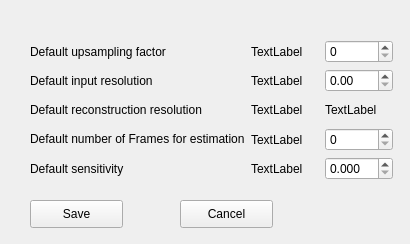
Before: the Qt Designer form gui/optionwidget.ui in ukoethe/simple-STORM, drawn with Qt 5.
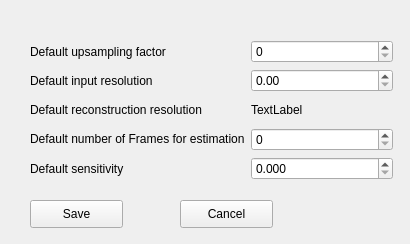
After: the same form once the commit is applied.

Commit message: removed empty textboxes in optionwidget

```diff
--- a/gui/optionwidget.ui
+++ b/gui/optionwidget.ui
@@ -29,14 +29,48 @@
     </rect>
    </property>
    <layout class="QGridLayout" name="gridLayout">
-    <item row="3" column="2">
+    <item row="0" column="0">
+     <widget class="QLabel" name="label">
+      <property name="sizePolicy">
+       <sizepolicy hsizetype="Minimum" vsizetype="Minimum">
+        <horstretch>0</horstretch>
+        <verstretch>0</verstretch>
+       </sizepolicy>
+      </property>
+      <property name="text">
+       <string>Default upsampling factor</string>
+      </property>
+     </widget>
+    </item>
+    <item row="4" column="0">
+     <widget class="QLabel" name="label_5">
+      <property name="text">
+       <string>Default sensitivity</string>
+      </property>
+     </widget>
+    </item>
+    <item row="4" column="1">
+     <widget class="QDoubleSpinBox" name="spn_default_sensitivity">
+      <property name="decimals">
+       <number>3</number>
+      </property>
+     </widget>
+    </item>
+    <item row="2" column="1">
+     <widget class="QLabel" name="lbl_default_reconstruction_resolution">
+      <property name="text">
+       <string>TextLabel</string>
+      </property>
+     </widget>
+    </item>
+    <item row="3" column="1">
      <widget class="QSpinBox" name="spn_default_skellam">
       <property name="maximum">
        <number>999</number>
       </property>
      </widget>
     </item>
-    <item row="1" column="2">
+    <item row="1" column="1">
      <widget class="QDoubleSpinBox" name="spn_default_input_resolution">
       <property name="sizePolicy">
        <sizepolicy hsizetype="Minimum" vsizetype="Fixed">
@@ -82,85 +116,16 @@
       </property>
      </widget>
     </item>
-    <item row="0" column="2">
-     <widget class="QSpinBox" name="spn_default_factor">
-      <property name="sizePolicy">
-       <sizepolicy hsizetype="Minimum" vsizetype="Fixed">
-        <horstretch>0</horstretch>
-        <verstretch>0</verstretch>
-       </sizepolicy>
-      </property>
-      <property name="maximum">
-       <number>999</number>
-      </property>
-     </widget>
-    </item>
     <item row="0" column="1">
-     <widget class="QLabel" name="txtlbl_current_factor">
-      <property name="text">
-       <string>TextLabel</string>
-      </property>
-     </widget>
-    </item>
-    <item row="1" column="1">
-     <widget class="QLabel" name="txtlbl_current_input_resolution">
-      <property name="text">
-       <string>TextLabel</string>
-      </property>
-     </widget>
-    </item>
-    <item row="2" column="1">
-     <widget class="QLabel" name="txtlbl_current_reconstruction_resolution">
-      <property name="text">
-       <string>TextLabel</string>
-      </property>
-     </widget>
-    </item>
-    <item row="0" column="0">
-     <widget class="QLabel" name="label">
+     <widget class="QSpinBox" name="spn_default_factor">
       <property name="sizePolicy">
-       <sizepolicy hsizetype="Minimum" vsizetype="Minimum">
+       <sizepolicy hsizetype="Minimum" vsizetype="Fixed">
         <horstretch>0</horstretch>
         <verstretch>0</verstretch>
        </sizepolicy>
       </property>
-      <property name="text">
-       <string>Default upsampling factor</string>
-      </property>
-     </widget>
-    </item>
-    <item row="3" column="1">
-     <widget class="QLabel" name="txtlbl_current_skellam">
-      <property name="text">
-       <string>TextLabel</string>
-      </property>
-     </widget>
-    </item>
-    <item row="4" column="0">
-     <widget class="QLabel" name="label_5">
-      <property name="text">
-       <string>Default sensitivity</string>
-      </property>
-     </widget>
-    </item>
-    <item row="4" column="1">
-     <widget class="QLabel" name="txtlab_current_sensitivity">
-      <property name="text">
-       <string>TextLabel</string>
-      </property>
-     </widget>
-    </item>
-    <item row="4" column="2">
-     <widget class="QDoubleSpinBox" name="spn_default_sensitivity">
-      <property name="decimals">
-       <number>3</number>
-      </property>
-     </widget>
-    </item>
-    <item row="2" column="2">
-     <widget class="QLabel" name="lbl_default_reconstruction_resolution">
-      <property name="text">
-       <string>TextLabel</string>
+      <property name="maximum">
+       <number>999</number>
       </property>
      </widget>
     </item>
```
